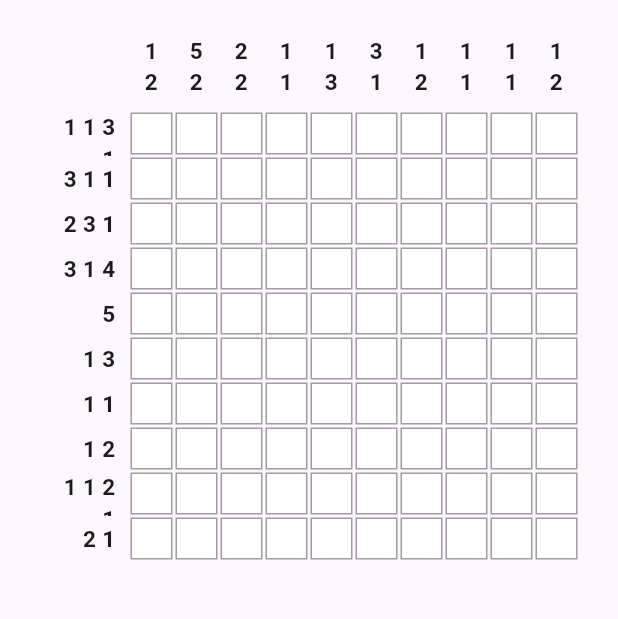
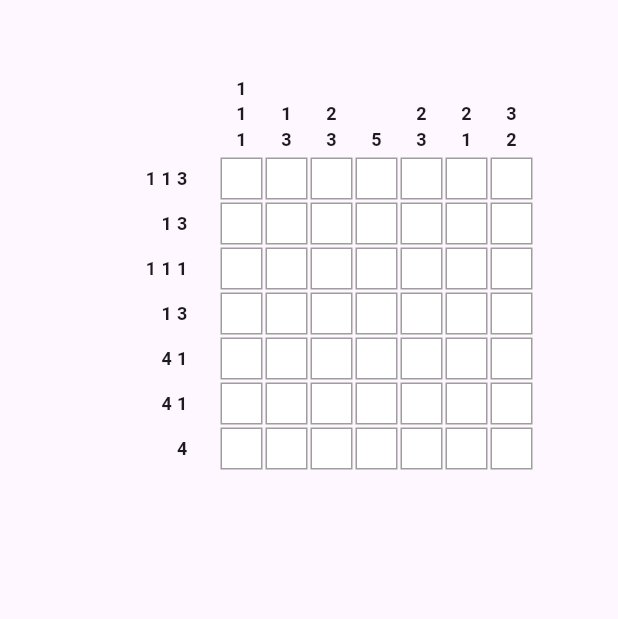
Before and after one commit to SeCorpo/simple_sudoku_flutter, a Flutter app: the screen it shows after launch, on a phone screen of 412 x 824 dp, the part 63-682 px from its top. Run offline on Flutter 3.47's test engine with Material 3 defaults, Android fonts, the light colour scheme and no system bars.

Commit message:
fix the clues alignment

```diff
--- a/lib/ui/screens/game_screen.dart
+++ b/lib/ui/screens/game_screen.dart
@@ -18,7 +18,7 @@ class _GameScreenState extends State<GameScreen> {
   @override
   void initState() {
     super.initState();
-    puzzle = PuzzleService.generateRandomPuzzle(size: 10);
+    puzzle = PuzzleService.generateRandomPuzzle(size: 7);
   }
 
   void toggleCellState(int row, int col) {
@@ -43,7 +43,7 @@ class _GameScreenState extends State<GameScreen> {
               onPressed: () {
                 Navigator.of(context).pop();
                 setState(() {
-                  puzzle = PuzzleService.generateRandomPuzzle(size: 10);
+                  puzzle = PuzzleService.generateRandomPuzzle(size: 7);
                 });
               },
               child: const Text("New Puzzle"),
@@ -77,8 +77,12 @@ class _GameScreenState extends State<GameScreen> {
       body: LayoutBuilder(
         builder: (context, constraints) {
           double gridSize = constraints.maxWidth < 600 ? 30 : 40;
-          double maxClueWidth = (gridSize * 2).clamp(40, 80); // Ensure row clues are wide enough
-          double maxClueHeight = (gridSize * 2).clamp(40, 80); // Ensure column clues are tall enough
+
+          int maxRowClueLength = puzzle.rowClues.fold(1, (max, clue) => clue.length > max ? clue.length : max);
+          int maxColClueLength = puzzle.colClues.fold(1, (max, clue) => clue.length > max ? clue.length : max);
+
+          double dynamicClueWidth = (gridSize * maxRowClueLength).clamp(50, 150); // Left Clues Width
+          double dynamicClueHeight = (gridSize * maxColClueLength).clamp(50, 150); // Top Clues Height
 
           return Center(
             child: Column(
@@ -86,9 +90,9 @@ class _GameScreenState extends State<GameScreen> {
               children: [
                 // Top Clue Numbers (Column Clues)
                 SizedBox(
-                  height: maxClueHeight,
+                  height: dynamicClueHeight,
                   child: Padding(
-                    padding: EdgeInsets.only(left: maxClueWidth), // Align with row clues
+                    padding: EdgeInsets.only(left: dynamicClueWidth), // Align with row clues
                     child: ClueNumbers(clues: puzzle.colClues, isRow: false, gridSize: gridSize),
                   ),
                 ),
@@ -100,7 +104,7 @@ class _GameScreenState extends State<GameScreen> {
                   children: [
                     // Left Clue Numbers (Row Clues)
                     SizedBox(
-                      width: maxClueWidth,
+                      width: dynamicClueWidth,
                       child: ClueNumbers(clues: puzzle.rowClues, isRow: true, gridSize: gridSize),
                     ),
 
--- a/lib/ui/widgets/clue_numbers.dart
+++ b/lib/ui/widgets/clue_numbers.dart
@@ -29,38 +29,50 @@ class ClueNumbers extends StatelessWidget {
 
   @override
   Widget build(BuildContext context) {
+    int maxNumbers = clues.fold(1, (max, clue) => clue.length > max ? clue.length : max);
+
     return isRow
         ? Column(
       mainAxisAlignment: MainAxisAlignment.center,
-      children: clues.map((clue) {
+      children: List.generate(clues.length, (index) {
         return Container(
-          width: gridSize * 1.8, // Adjust width for better alignment
-          height: gridSize,
+          width: gridSize * 2, // Ensure row clues have enough width
+          height: gridSize, // Match row height
           alignment: Alignment.centerRight,
           padding: EdgeInsets.symmetric(horizontal: gridSize * 0.2),
-          child: Text(
-            clue.join(" "), // Display grouped numbers
-            textAlign: TextAlign.right,
-            style: TextStyle(fontSize: gridSize * 0.5, fontWeight: FontWeight.bold),
+          child: FittedBox(
+            alignment: Alignment.centerRight,
+            child: Text(
+              clues[index].join(" "), // Display grouped numbers inline
+              textAlign: TextAlign.right,
+              style: TextStyle(fontSize: gridSize * 0.4, fontWeight: FontWeight.bold),
+            ),
           ),
         );
-      }).toList(),
+      }),
     )
         : Row(
       mainAxisAlignment: MainAxisAlignment.center,
-      children: clues.map((clue) {
+      children: List.generate(clues.length, (index) {
         return Container(
-          width: gridSize,
-          height: gridSize * 1.8, // Adjust height for alignment
+          width: gridSize, // Ensure column clues have enough width
+          height: gridSize * maxNumbers, // Adjust height dynamically
           alignment: Alignment.bottomCenter,
-          padding: EdgeInsets.symmetric(vertical: gridSize * 0.2),
-          child: Text(
-            clue.join("\n"), // Show numbers in separate lines
-            textAlign: TextAlign.center,
-            style: TextStyle(fontSize: gridSize * 0.5, fontWeight: FontWeight.bold),
+          padding: EdgeInsets.symmetric(vertical: gridSize * 0.1),
+          child: Column(
+            mainAxisAlignment: MainAxisAlignment.end,
+            children: clues[index]
+                .map((num) => Flexible(
+              child: Text(
+                "$num",
+                textAlign: TextAlign.center,
+                style: TextStyle(fontSize: gridSize * 0.4, fontWeight: FontWeight.bold),
+              ),
+            ))
+                .toList(),
           ),
         );
-      }).toList(),
+      }),
     );
   }
 }
```
